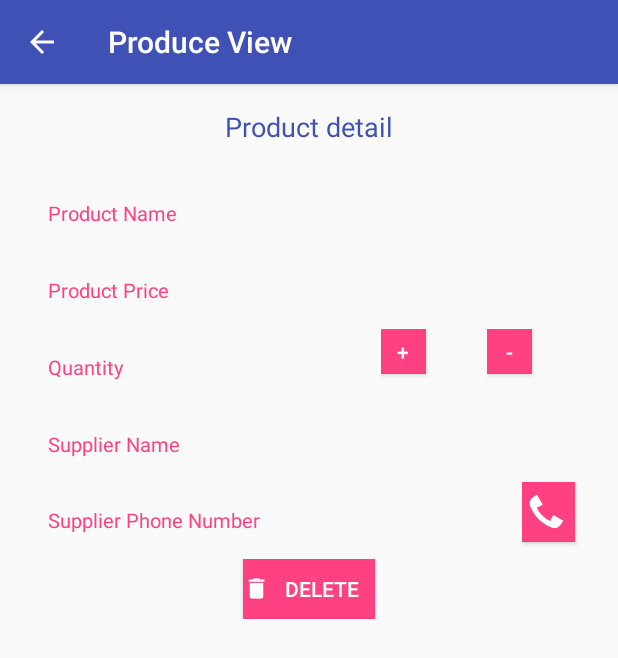
After one commit to ericdgood/Inventory-App, an Android app: the ViewActivity screen opened directly, with no data from a screen before it, on a phone screen of 412 x 824 dp. The commit adds this screen. Shown: the top 658 px of the screen. Run offline under Robolectric (Android 15) with nearby library versions, the phone set to English and light mode, and no system bars.

Commit message:
Added book detail view

```diff
--- a/app/src/main/java/com/example/android/bookstore/MainActivity.java
+++ b/app/src/main/java/com/example/android/bookstore/MainActivity.java
@@ -53,7 +53,7 @@ public class MainActivity extends AppCompatActivity implements
         bookListView.setOnItemClickListener(new AdapterView.OnItemClickListener() {
             @Override
             public void onItemClick(AdapterView<?> adapterView, View view, int position, long id) {
-                Intent intent = new Intent(MainActivity.this, AddActivity.class);
+                Intent intent = new Intent(MainActivity.this, ViewActivity.class);
                 Uri currentbookUri = ContentUris.withAppendedId(BookEntry.CONTENT_URI, id);
                 intent.setData(currentbookUri);
                 startActivity(intent);
--- a/app/src/main/java/com/example/android/bookstore/data/BookDbHelper.java
+++ b/app/src/main/java/com/example/android/bookstore/data/BookDbHelper.java
@@ -24,7 +24,7 @@ public class BookDbHelper extends SQLiteOpenHelper {
                 + BookContract.BookEntry.COLUMN_BOOK_PRICE + " INTEGER NOT NULL, "
                 + BookContract.BookEntry.COLUMN_BOOK_QTY + " INTEGER NOT NULL, "
                 + BookContract.BookEntry.COLUMN_SUPPLIER_NAME+ " TEXT, "
-                + BookContract.BookEntry.COLUMN_SUPPLIER_PHONE + " INTEGER NOT NULL );";
+                + BookContract.BookEntry.COLUMN_SUPPLIER_PHONE + " TEXT );";
         // Execute the SQL statement
         db.execSQL(SQL_CREATE_BOOKS_TABLE);
     }
--- /dev/null
+++ b/app/src/main/res/layout/activity_view.xml
@@ -0,0 +1,165 @@
+<?xml version="1.0" encoding="utf-8"?>
+<LinearLayout xmlns:android="http://schemas.android.com/apk/res/android"
+    xmlns:tools="http://schemas.android.com/tools"
+    android:layout_width="match_parent"
+    android:layout_height="match_parent"
+    android:orientation="vertical"
+    android:padding="16dp">
+
+    <TextView
+        android:layout_width="wrap_content"
+        android:layout_height="wrap_content"
+        android:layout_gravity="center"
+        android:layout_marginBottom="20dp"
+        android:text="@string/product_detail"
+        android:textColor="@color/colorPrimary"
+        android:textSize="18sp" />
+
+    <LinearLayout style="@style/ActivityViewLinearLayoutsection1">
+
+        <LinearLayout style="@style/ListItemLinearLayoutsection2">
+
+            <TextView
+                style="@style/ProductViewTitleTextStyle"
+                android:text="@string/product_name" />
+        </LinearLayout>
+
+        <LinearLayout style="@style/ListItemLinearLayoutsection2">
+
+            <TextView
+                android:id="@+id/product_name_view_text"
+                style="@style/ProductViewdetailStyle" />
+
+        </LinearLayout>
+    </LinearLayout>
+
+    <LinearLayout style="@style/ListItemLinearLayoutsection1">
+
+        <LinearLayout style="@style/ListItemLinearLayoutsection2">
+
+            <TextView
+                style="@style/ProductViewTitleTextStyle"
+                android:text="@string/product_price" />
+        </LinearLayout>
+
+        <LinearLayout style="@style/ListItemLinearLayoutsection2">
+
+            <TextView
+                android:id="@+id/product_price_view_text"
+                style="@style/ProductViewdetailStyle" />
+
+        </LinearLayout>
+    </LinearLayout>
+
+    <LinearLayout style="@style/ActivityViewLinearLayoutsection1">
+
+        <LinearLayout style="@style/ListItemLinearLayoutsection2">
+
+            <TextView
+                style="@style/ProductViewTitleTextStyle"
+                android:text="@string/product_quantity" />
+        </LinearLayout>
+
+        <LinearLayout style="@style/ListItemLinearLayoutsection2">
+
+            <TextView
+                android:id="@+id/product_quantity_view_text"
+                style="@style/ProductViewdetailStyle" />
+
+            <LinearLayout
+                style="@style/ListItemLinearLayoutsection2"
+                android:paddingLeft="16dp">
+
+                <LinearLayout style="@style/ListItemLinearLayoutsection2">
+
+                    <Button
+                        android:id="@+id/increase_button"
+                        android:layout_width="30dp"
+                        android:layout_height="30dp"
+                        android:background="@color/colorAccent"
+                        android:text="+"
+                        android:textColor="#fff" />
+                </LinearLayout>
+
+                <LinearLayout style="@style/ListItemLinearLayoutsection2">
+
+                    <Button
+                        android:id="@+id/decrease_button"
+                        android:layout_width="30dp"
+                        android:layout_height="30dp"
+                        android:background="@color/colorAccent"
+                        android:text="-"
+                        android:textColor="#fff" />
+                </LinearLayout>
+            </LinearLayout>
+        </LinearLayout>
+    </LinearLayout>
+
+    <LinearLayout style="@style/ActivityViewLinearLayoutsection1">
+
+        <LinearLayout style="@style/ListItemLinearLayoutsection2">
+
+            <TextView
+                style="@style/ProductViewTitleTextStyle"
+                android:text="@string/supplier_name" />
+        </LinearLayout>
+
+        <LinearLayout style="@style/ListItemLinearLayoutsection2">
+
+            <TextView
+                android:id="@+id/product_supplier_name_view_text"
+                android:layout_width="wrap_content"
+                android:layout_height="48dp"
+                android:paddingRight="16dp" />
+        </LinearLayout>
+    </LinearLayout>
+
+    <LinearLayout style="@style/ActivityViewLinearLayoutsection1">
+
+        <LinearLayout style="@style/ListItemLinearLayoutsection2">
+
+            <TextView
+                style="@style/ProductViewTitleTextStyle"
+                android:text="@string/supplier_phone_number" />
+        </LinearLayout>
+
+        <LinearLayout style="@style/ListItemLinearLayoutsection2">
+
+            <LinearLayout style="@style/ActivityViewLinearLayoutsection1">
+
+                <LinearLayout
+                    android:layout_width="0dp"
+                    android:layout_height="match_parent"
+                    android:layout_weight="3"
+                    android:orientation="horizontal">
+
+                    <TextView
+                        android:id="@+id/product_supplier_phone_number_view_text"
+                        style="@style/ProductViewdetailStyle" />
+                </LinearLayout>
+
+                <LinearLayout style="@style/ListItemLinearLayoutsection2">
+
+                    <Button
+                        android:id="@+id/phone_button"
+                        android:layout_width="35dp"
+                        android:layout_height="40dp"
+                        android:background="@color/colorAccent"
+                        android:drawableLeft="@drawable/ic_action_phone_start"
+                        android:focusable="false" />
+                </LinearLayout>
+            </LinearLayout>
+        </LinearLayout>
+    </LinearLayout>
+
+    <LinearLayout
+        style="@style/ActivityViewLinearLayoutsection1"
+        android:gravity="center">
+
+        <Button
+            android:id="@+id/delete_button"
+            style="@style/ActivityViewButtonStyle"
+            android:drawableLeft="@drawable/ic_delete"
+            android:text="Delete" />
+    </LinearLayout>
+</LinearLayout>
--- a/app/src/main/res/values/strings.xml
+++ b/app/src/main/res/values/strings.xml
@@ -40,6 +40,15 @@
     <string name="not_support">Update is not supported for </string>
     <string name="delete_support">Deletion is not supported for </string>
     <string name="unknown">Unknown URI</string>
-
-
+    <string name="product_detail">Product detail</string>
+    <string name="product_name">Product Name</string>
+    <string name="product_price">Product Price</string>
+    <string name="product_view">Produce View</string>
+    <string name="quantity_change_msg">Quantity was change</string>
+    <string name="quantity_finish_msg">Product was finish :( , buy another Product</string>
+    <string name="insert_failed">Error with saving product</string>
+    <string name="insert_successful">Product saved successfully</string>
+    <string name="update_failed">Error with updating product</string>
+    <string name="delete_product_successful">Product deleted</string>
+    <string name="delete_product_failed">Error with deleting Product</string>
 </resources>
--- a/app/src/main/res/values/styles.xml
+++ b/app/src/main/res/values/styles.xml
@@ -14,4 +14,55 @@
         <item name="android:layout_height">40dp</item>
         <item name="android:textColor">#fff</item>
     </style>
+    <!-- list_item style -->
+    <style name="ListItemLinearLayoutsection1">
+        <item name="android:layout_width">match_parent</item>
+        <item name="android:layout_height">wrap_content</item>
+        <item name="android:orientation">horizontal</item>
+    </style>
+
+    <style name="ListItemLinearLayoutsection2">
+        <item name="android:layout_width">0dp</item>
+        <item name="android:layout_height">match_parent</item>
+        <item name="android:layout_weight">1</item>
+        <item name="android:orientation">horizontal</item>
+    </style>
+
+    <style name="ListItemText">
+        <item name="android:layout_height">wrap_content</item>
+    </style>
+
+    <style name="ActivityViewLinearLayoutsection2">
+        <item name="android:layout_width">0dp</item>
+        <item name="android:layout_height">match_parent</item>
+        <item name="android:layout_weight">1</item>
+        <item name="android:orientation">horizontal</item>
+    </style>
+    <style name="ActivityViewLinearLayoutsection1">
+        <item name="android:layout_width">match_parent</item>
+        <item name="android:layout_height">wrap_content</item>
+        <item name="android:orientation">horizontal</item>
+    </style>
+    <style name="ActivityViewButtonStyle">
+        <item name="android:background">@color/colorAccent</item>
+        <item name="android:focusable">false</item>
+        <item name="android:layout_width">wrap_content</item>
+        <item name="android:layout_height">40dp</item>
+        <item name="android:textColor">#fff</item>
+    </style>
+    <!-- activity_view style-->
+    <style name="ProductViewTitleTextStyle">
+        <item name="android:layout_height">wrap_content</item>
+        <item name="android:layout_width">wrap_content</item>
+        <item name="android:padding">16dp</item>
+        <item name="android:textColor">@color/colorAccent</item>
+        <item name="android:textSize">13sp</item>
+    </style>
+
+    <style name="ProductViewdetailStyle">
+        <item name="android:layout_height">wrap_content</item>
+        <item name="android:layout_width">wrap_content</item>
+        <item name="android:padding">16dp</item>
+        <item name="android:textAppearance">?android:textAppearanceSmall</item>
+    </style>
 </resources>
```
Also changed, not shown: app/src/main/AndroidManifest.xml (+8 -0 lines), app/src/main/java/com/example/android/bookstore/ViewActivity.java (added, +230 -0 lines), app/src/main/res/drawable-hdpi/ic_action_phone_start.png (added), app/src/main/res/drawable-hdpi/ic_delete.png (added), app/src/main/res/drawable-mdpi/ic_action_phone_start.png (added), app/src/main/res/drawable-mdpi/ic_delete.png (added), app/src/main/res/drawable-tvdpi/ic_delete.png (added), app/src/main/res/drawable-xhdpi/ic_action_phone_start.png (added), app/src/main/res/drawable-xhdpi/ic_delete.png (added), app/src/main/res/drawable-xxhdpi/ic_action_phone_start.png (added), app/src/main/res/drawable-xxhdpi/ic_delete.png (added), app/src/main/res/drawable-xxxhdpi/ic_action_phone_start.png (added), app/src/main/res/drawable-xxxhdpi/ic_delete.png (added).
